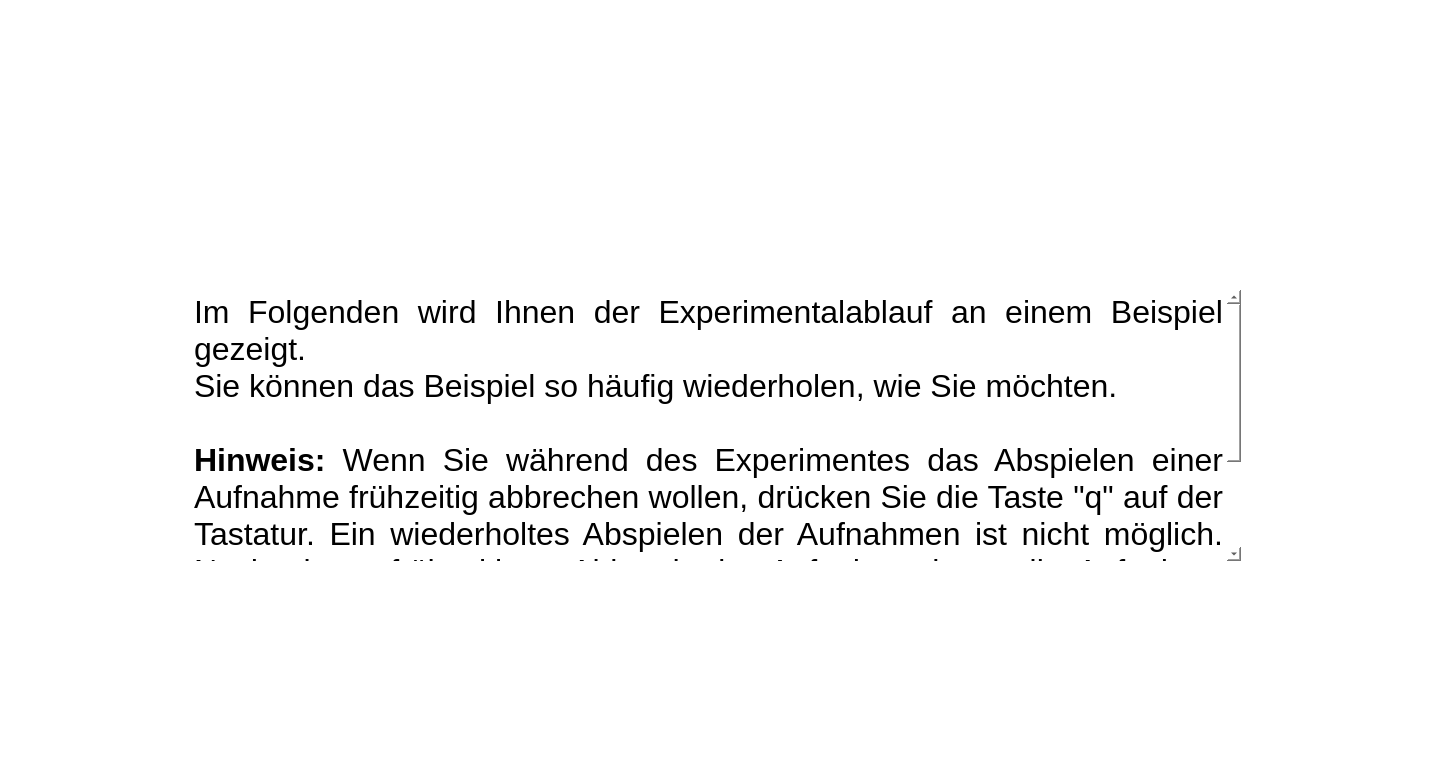
The window that forms/test_start.ui (IKI-Lab/auscultation_AI_noise_exp) describes before a commit, drawn with Qt 5.
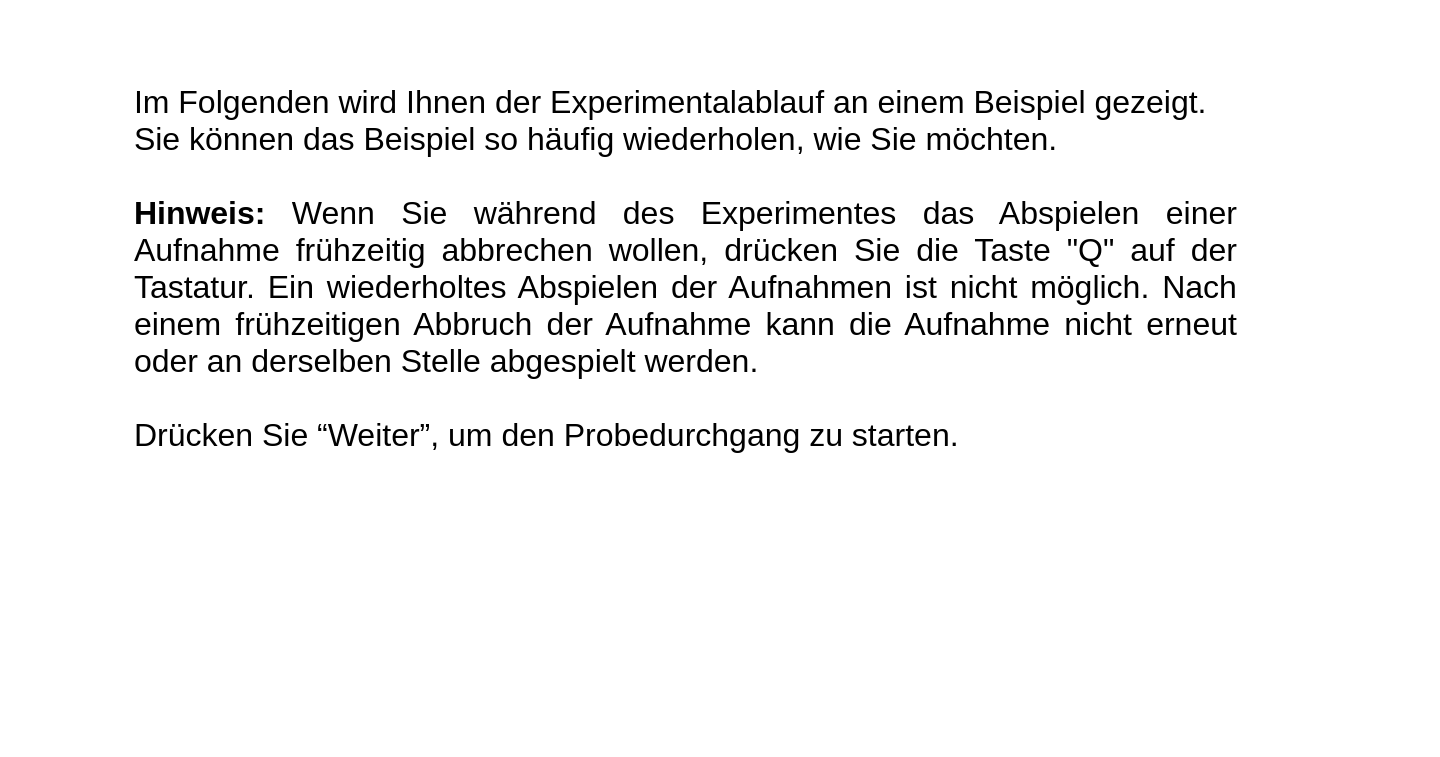
The same window after the commit.

Commit message: Neue Instruktionen und Screencasts für die Audios (mit Stethoskop Icon und Hinweis zu Taste Q)

```diff
--- a/forms/test_start.ui
+++ b/forms/test_start.ui
@@ -62,10 +62,10 @@
    <widget class="QTextBrowser" name="textBrowser">
     <property name="geometry">
      <rect>
-      <x>230</x>
-      <y>310</y>
-      <width>1051</width>
-      <height>271</height>
+      <x>170</x>
+      <y>100</y>
+      <width>1111</width>
+      <height>511</height>
      </rect>
     </property>
     <property name="frameShape">
@@ -79,7 +79,7 @@
 &lt;p align=&quot;justify&quot; style=&quot; margin-top:0px; margin-bottom:0px; margin-left:0px; margin-right:0px; -qt-block-indent:0; text-indent:0px;&quot;&gt;&lt;span style=&quot; font-family:'Helvetica Neue'; font-size:24pt;&quot;&gt;Im Folgenden wird Ihnen der Experimentalablauf an einem Beispiel gezeigt. &lt;/span&gt; &lt;/p&gt;
 &lt;p align=&quot;justify&quot; style=&quot; margin-top:0px; margin-bottom:0px; margin-left:0px; margin-right:0px; -qt-block-indent:0; text-indent:0px;&quot;&gt;&lt;span style=&quot; font-family:'Helvetica Neue'; font-size:24pt;&quot;&gt;Sie können das Beispiel so häufig wiederholen, wie Sie möchten.&lt;/span&gt;&lt;/p&gt;
 &lt;p align=&quot;justify&quot; style=&quot;-qt-paragraph-type:empty; margin-top:0px; margin-bottom:0px; margin-left:0px; margin-right:0px; -qt-block-indent:0; text-indent:0px; font-family:'Helvetica Neue'; font-size:24pt;&quot;&gt;&lt;br /&gt;&lt;/p&gt;
-&lt;p align=&quot;justify&quot; style=&quot; margin-top:0px; margin-bottom:0px; margin-left:0px; margin-right:0px; -qt-block-indent:0; text-indent:0px;&quot;&gt;&lt;span style=&quot; font-family:'Helvetica Neue'; font-size:24pt; font-weight:600;&quot;&gt;Hinweis: &lt;/span&gt;&lt;span style=&quot; font-family:'Helvetica Neue'; font-size:24pt;&quot;&gt;Wenn Sie während des Experimentes das Abspielen einer Aufnahme frühzeitig abbrechen wollen, drücken Sie die Taste &amp;quot;q&amp;quot; auf der Tastatur. Ein wiederholtes Abspielen der Aufnahmen ist nicht möglich. Nach einem frühzeitigen Abbruch der Aufnahme kann die Aufnahme nicht erneut oder an derselben Stelle abgespielt werden. &lt;/span&gt;&lt;/p&gt;
+&lt;p align=&quot;justify&quot; style=&quot; margin-top:0px; margin-bottom:0px; margin-left:0px; margin-right:0px; -qt-block-indent:0; text-indent:0px;&quot;&gt;&lt;span style=&quot; font-family:'Helvetica Neue'; font-size:24pt; font-weight:600;&quot;&gt;Hinweis: &lt;/span&gt;&lt;span style=&quot; font-family:'Helvetica Neue'; font-size:24pt;&quot;&gt;Wenn Sie während des Experimentes das Abspielen einer Aufnahme frühzeitig abbrechen wollen, drücken Sie die Taste &amp;quot;Q&amp;quot; auf der Tastatur. Ein wiederholtes Abspielen der Aufnahmen ist nicht möglich. Nach einem frühzeitigen Abbruch der Aufnahme kann die Aufnahme nicht erneut oder an derselben Stelle abgespielt werden. &lt;/span&gt;&lt;/p&gt;
 &lt;p align=&quot;justify&quot; style=&quot;-qt-paragraph-type:empty; margin-top:0px; margin-bottom:0px; margin-left:0px; margin-right:0px; -qt-block-indent:0; text-indent:0px; font-family:'Helvetica Neue'; font-size:24pt;&quot;&gt;&lt;br /&gt;&lt;/p&gt;
 &lt;p align=&quot;justify&quot; style=&quot; margin-top:0px; margin-bottom:0px; margin-left:0px; margin-right:0px; -qt-block-indent:0; text-indent:0px;&quot;&gt;&lt;span style=&quot; font-family:'Helvetica Neue'; font-size:24pt;&quot;&gt;Drücken Sie “Weiter”, um den Probedurchgang zu starten.&lt;/span&gt;&lt;/p&gt;&lt;/body&gt;&lt;/html&gt;</string>
     </property>
```
The commit also changes 19 other files.
